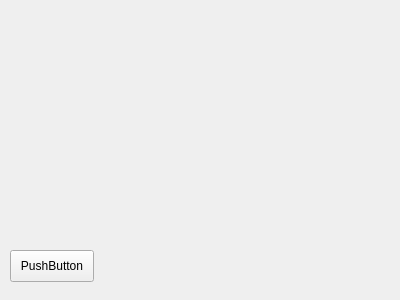
destr/kmymoney-transactionattach, file src/forms/pluginsettingsdecl.ui: the form before one commit.
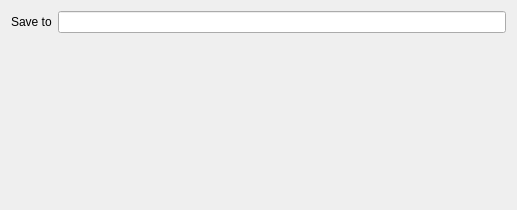
The form after the commit.

Patch:
```diff
--- a/src/forms/pluginsettingsdecl.ui
+++ b/src/forms/pluginsettingsdecl.ui
@@ -6,26 +6,42 @@
    <rect>
     <x>0</x>
     <y>0</y>
-    <width>400</width>
-    <height>300</height>
+    <width>517</width>
+    <height>210</height>
    </rect>
   </property>
   <property name="windowTitle">
    <string>Form</string>
   </property>
-  <widget class="QPushButton" name="pushButton">
-   <property name="geometry">
-    <rect>
-     <x>10</x>
-     <y>250</y>
-     <width>84</width>
-     <height>32</height>
-    </rect>
-   </property>
-   <property name="text">
-    <string>PushButton</string>
-   </property>
-  </widget>
+  <layout class="QVBoxLayout" name="verticalLayout">
+   <item>
+    <layout class="QHBoxLayout" name="horizontalLayout">
+     <item>
+      <widget class="QLabel" name="labelPath">
+       <property name="text">
+        <string>Save to</string>
+       </property>
+      </widget>
+     </item>
+     <item>
+      <widget class="QLineEdit" name="kcfg_lineEditPath"/>
+     </item>
+    </layout>
+   </item>
+   <item>
+    <spacer name="verticalSpacer">
+     <property name="orientation">
+      <enum>Qt::Vertical</enum>
+     </property>
+     <property name="sizeHint" stdset="0">
+      <size>
+       <width>20</width>
+       <height>158</height>
+      </size>
+     </property>
+    </spacer>
+   </item>
+  </layout>
  </widget>
  <resources/>
  <connections/>
```
